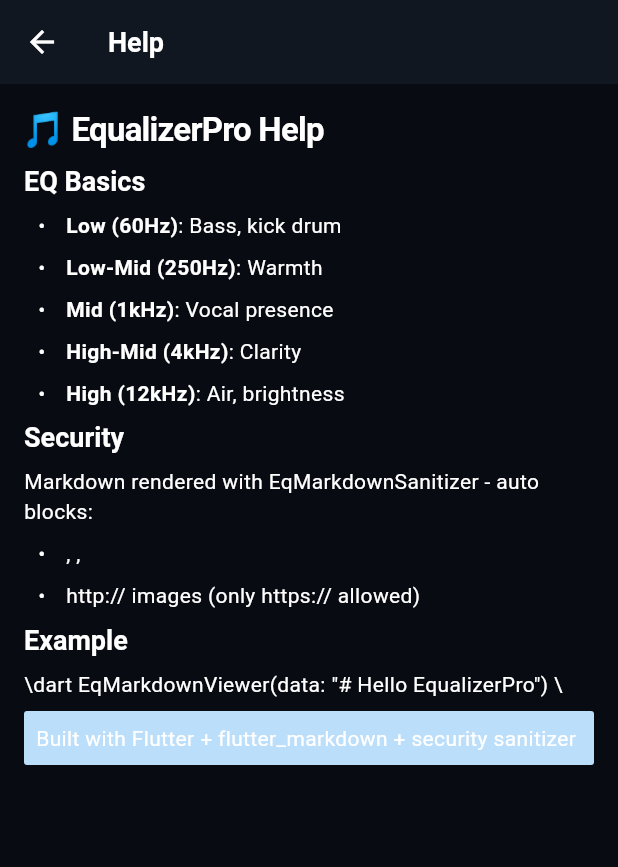
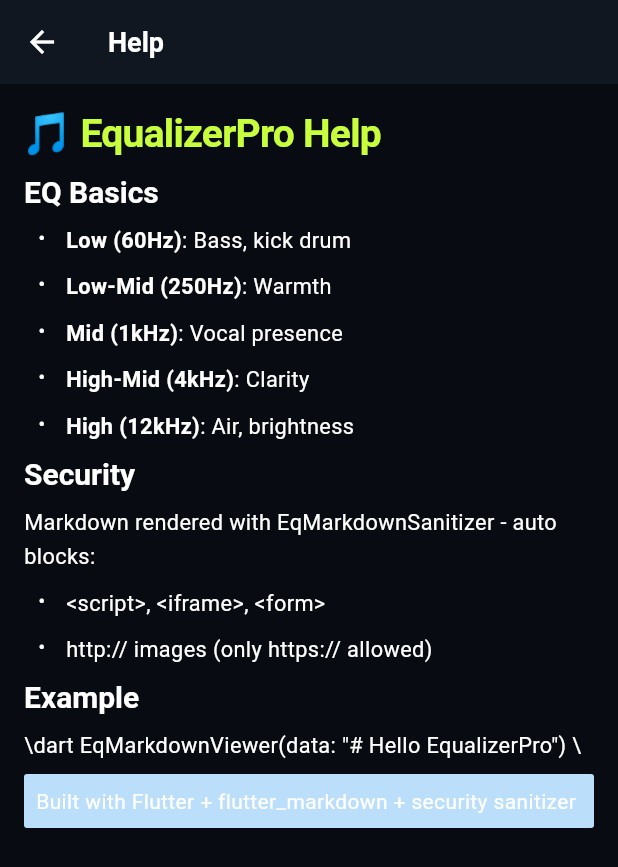
Before and after one commit to phakphoum38-stack/EqualizerPro, a Flutter app: the HelpPage screen opened directly, on a phone screen of 412 x 824 dp. Shown: the top 867 px of the screen. Run offline on Flutter 3.47's test engine with Material 3 defaults, Android fonts, the phone set to English and light mode, and no system bars; drawn by our look-alikes of flutter_markdown; our stand-ins replace cached_network_image, file_picker, shared_preferences, youtube_player_iframe; missing offline and left inert: audio_session, desktop_drop, flutter_soloud; accounts and stored records are empty; Roboto replaces fonts that are missing (Segoe UI); statements that could not run were skipped.

Commit message:
feat: complete API + runtime - GitHubApiService with pushMultipleFiles, EqMarkdownViewer with sanitizer

```diff
--- a/lib/core/markdown/markdown_runtime.dart
+++ b/lib/core/markdown/markdown_runtime.dart
@@ -4,34 +4,58 @@
 import 'package:url_launcher/url_launcher.dart';
 
 class EqMarkdownSanitizer {
-  static const forbidden = ['script','iframe','form','style','onerror','onclick'];
   static String sanitize(String raw) {
     var t = raw;
-    if (t.length > 102400) t = t.substring(0,102400);
-    for (final tag in forbidden) {
-      t = t.replaceAll(RegExp('<\[^>]*>.*?</\>', caseSensitive: false, dotAll: true), '');
-      t = t.replaceAll(RegExp('<\[^>]*>', caseSensitive: false), '');
-    }
+    if (t.length > 150000) t = t.substring(0, 150000);
+    t = t.replaceAll(RegExp(r'<script[^>]*>.*?</script>', caseSensitive: false, dotAll: true), '');
+    t = t.replaceAll(RegExp(r'<iframe[^>]*>.*?</iframe>', caseSensitive: false, dotAll: true), '');
+    t = t.replaceAll(RegExp(r'<form[^>]*>.*?</form>', caseSensitive: false, dotAll: true), '');
     return t;
   }
 }
+
 class EqMarkdownViewer extends StatelessWidget {
   final String data;
   const EqMarkdownViewer({super.key, required this.data});
+
   @override
   Widget build(BuildContext context) {
     return MarkdownBody(
       data: EqMarkdownSanitizer.sanitize(data),
       selectable: true,
+      styleSheet: MarkdownStyleSheet(
+        h1: const TextStyle(fontSize: 26, fontWeight: FontWeight.w700, color: Color(0xFFC8FF3D)),
+        h2: const TextStyle(fontSize: 20, fontWeight: FontWeight.w600),
+        p: const TextStyle(height: 1.6, color: Colors.white, fontSize: 14.5),
+        code: const TextStyle(fontFamily: 'monospace', backgroundColor: Color(0xFF1E1E1E)),
+        codeblockDecoration: BoxDecoration(
+          color: const Color(0xFF1A1F2A),
+          borderRadius: BorderRadius.circular(10),
+          border: Border.all(color: const Color(0xFF2B333F)),
+        ),
+        codeblockPadding: const EdgeInsets.all(14),
+      ),
       onTapLink: (text, href, title) async {
         if (href == null) return;
         final uri = Uri.tryParse(href);
-        if (uri != null && await canLaunchUrl(uri)) await launchUrl(uri, mode: LaunchMode.externalApplication);
+        if (uri != null && await canLaunchUrl(uri)) {
+          await launchUrl(uri, mode: LaunchMode.externalApplication);
+        }
       },
       imageBuilder: (uri, title, alt) {
         final url = uri.toString();
         if (!url.startsWith('https://')) return const SizedBox.shrink();
-        return CachedNetworkImage(imageUrl: url, errorWidget: (c,u,e) => const Icon(Icons.broken_image));
+        return Padding(
+          padding: const EdgeInsets.symmetric(vertical: 8),
+          child: ClipRRect(
+            borderRadius: BorderRadius.circular(8),
+            child: CachedNetworkImage(
+              imageUrl: url,
+              placeholder: (c, u) => const SizedBox(height: 80, child: Center(child: CircularProgressIndicator())),
+              errorWidget: (c, u, e) => const Icon(Icons.broken_image),
+            ),
+          ),
+        );
       },
     );
   }
```
Also changed, not shown: lib/core/github/github_api_service.dart (+59 -10 lines).
